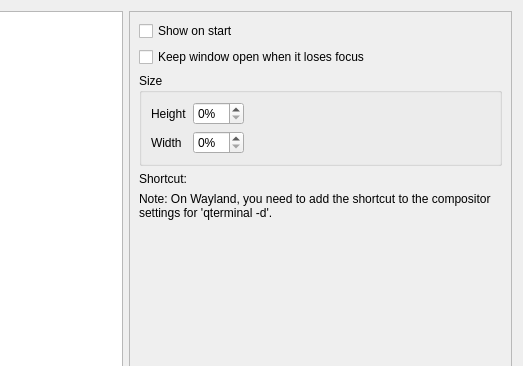
Before: the Qt Designer form src/forms/propertiesdialog.ui in lxqt/qterminal, drawn with Qt 5; both pictures show x 177 to 700 and y 0 to 366 of the 700 by 700 pixel window.
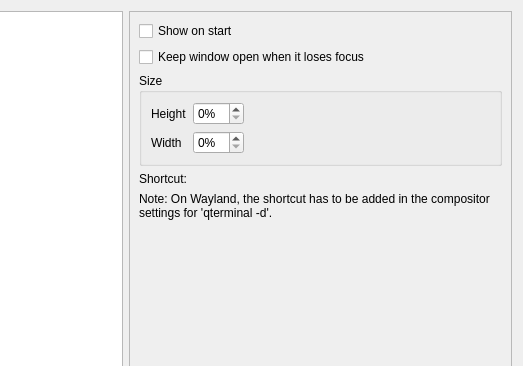
After: the same form once the commit is applied. The open tabs and pages were chosen to show the change. Icons and pictures are not drawn.

Commit message: Changed the label text

```diff
--- a/src/forms/propertiesdialog.ui
+++ b/src/forms/propertiesdialog.ui
@@ -985,7 +985,7 @@
        <item>
         <widget class="QLabel" name="waylandLabel">
          <property name="text">
-          <string>Note: On Wayland, you need to add the shortcut to the compositor settings for 'qterminal -d'.</string>
+          <string>Note: On Wayland, the shortcut has to be added in the compositor settings for 'qterminal -d'.</string>
          </property>
          <property name="wordWrap">
           <bool>true</bool>
```
